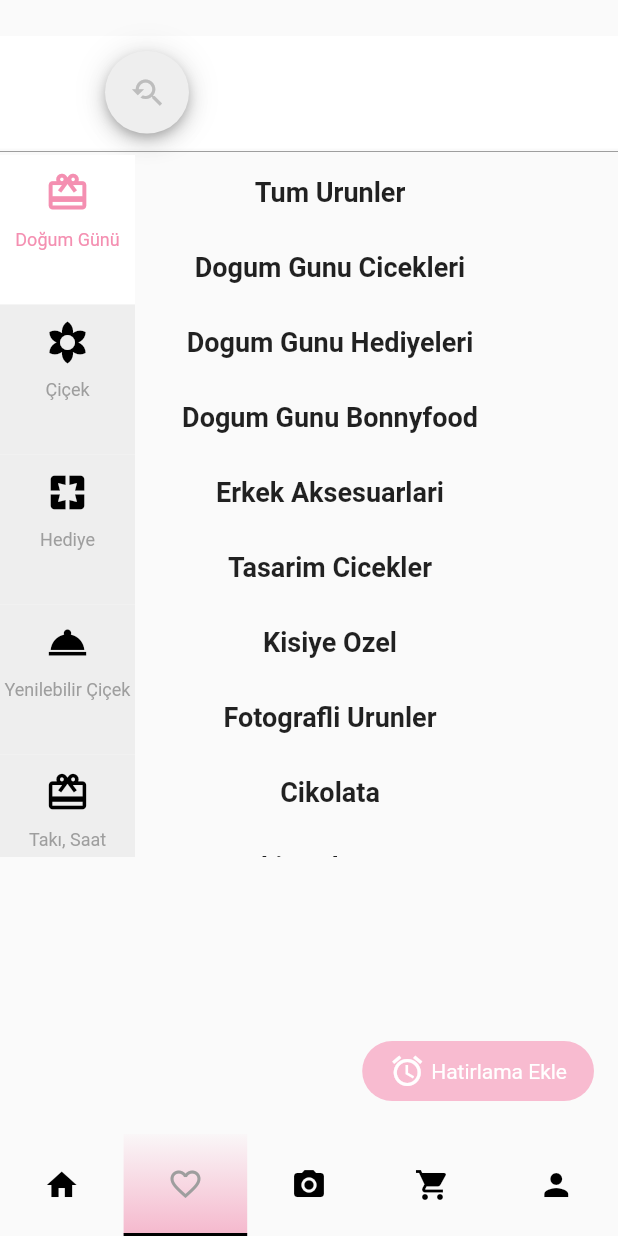
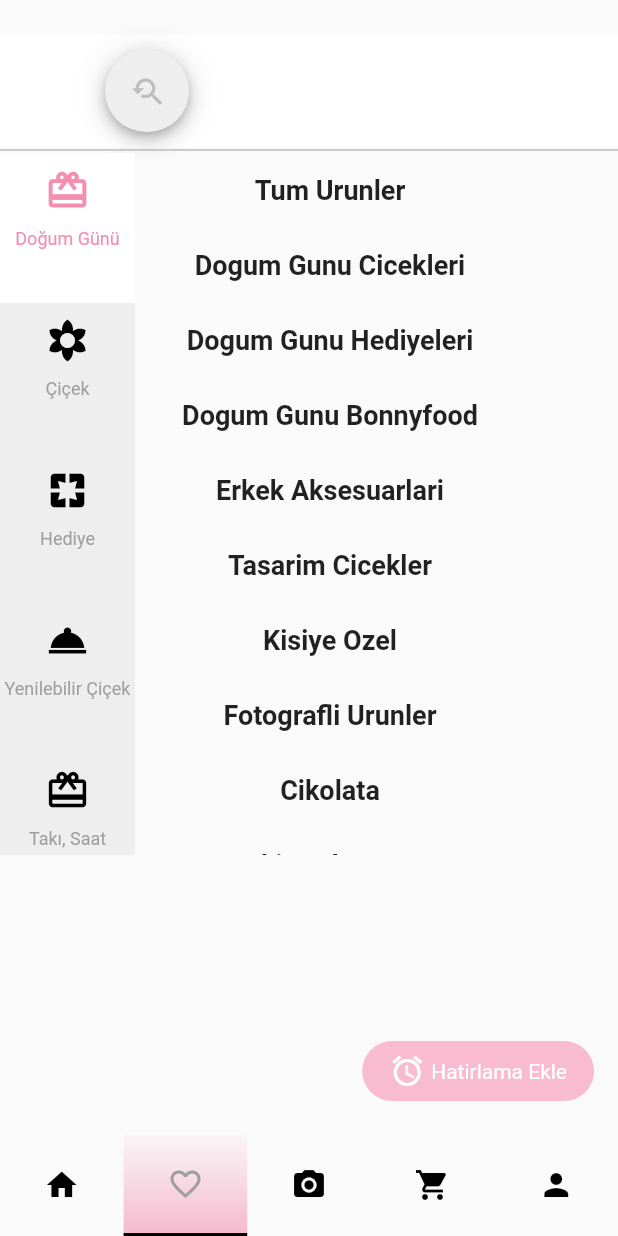
Before and after one commit to BehruzVeliyevvb/ciceksepetireplica, a Flutter app: the screen it shows after launch, item 2 of the bottom bar chosen, on a phone screen of 412 x 824 dp. Run offline on Flutter 3.47's test engine with Material 2 defaults, Android fonts, the phone set to English and light mode, and no system bars.

Commit message:
yukleme3

```diff
--- a/lib/CategoriesScreen/CategoriesScreen.dart
+++ b/lib/CategoriesScreen/CategoriesScreen.dart
@@ -16,7 +16,7 @@ class _CategoriesScreenState extends State<CategoriesScreen> {
         child: Column(
       children: [
         SizedBox(
-          height: 24,
+          height: 23,
         ),
         SearchButton(),
         Divider(
```
